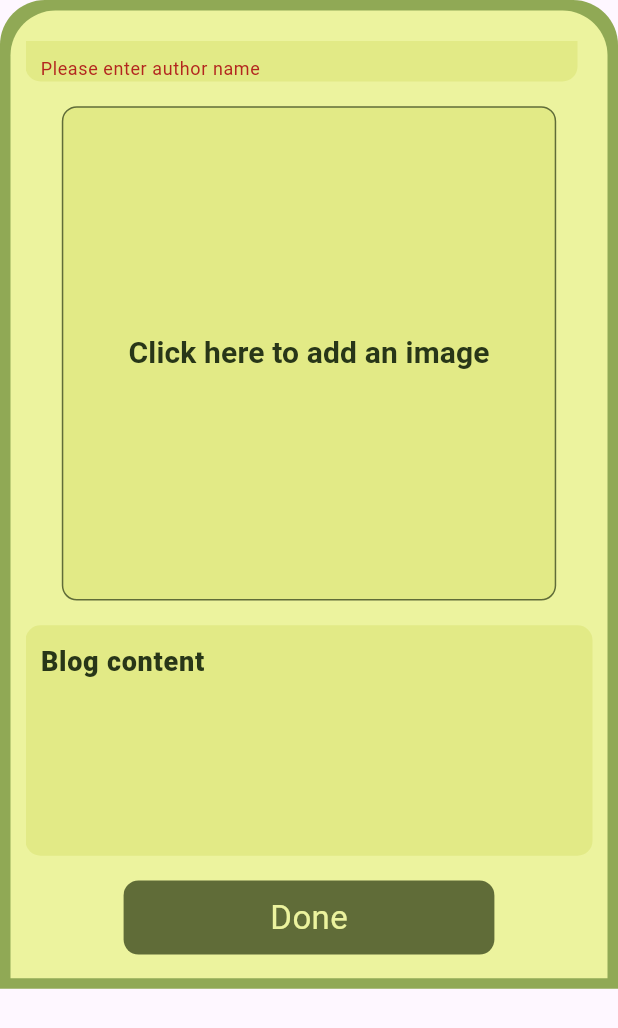
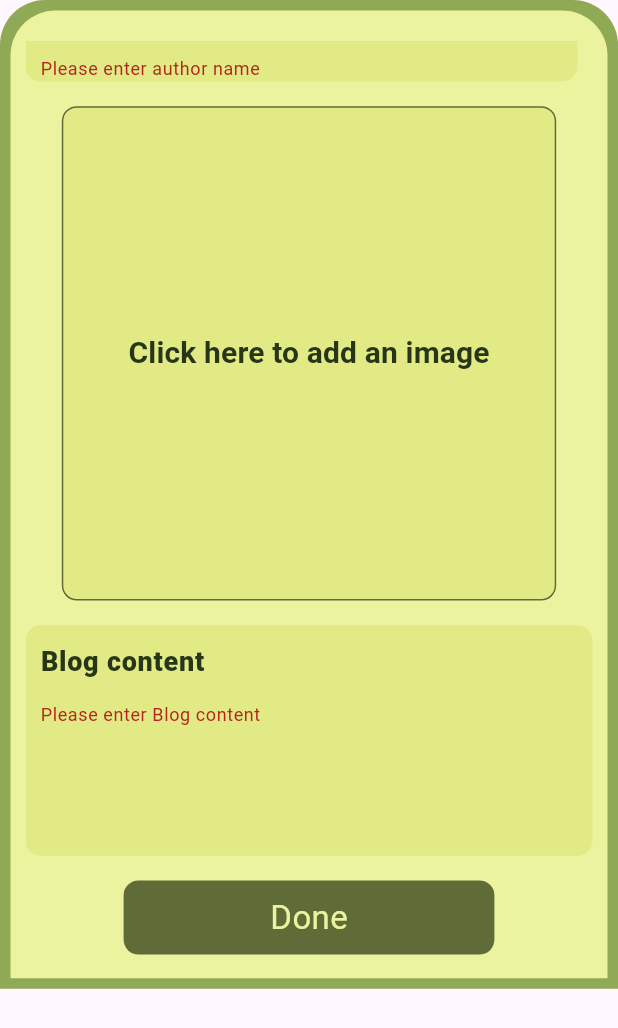
Before and after one commit to MuhammadBinArif/blog_flow_using_flutter, a Flutter app: the AddBlogBottomSheet widget shown alone on an empty page, opened directly, scrolled down 154 dp, after a tap on "Done", on a phone screen of 412 x 824 dp. Shown: the top 1028 px of the screen. Run offline on Flutter 3.47's test engine with Material 3 defaults, Android fonts, the phone set to English and light mode, and no system bars; our stand-ins replace cloud_firestore, firebase_core, flutter_rating_bar, image_picker; missing offline and left inert: cloudinary_flutter; accounts and stored records are empty.

```diff
--- a/lib/pages/image_picker_screen.dart
+++ b/lib/pages/image_picker_screen.dart
@@ -23,6 +23,7 @@ class _ImagePickerScreenState extends State<ImagePickerScreen> {
         setState(() {
           selectedImage = image;
         });
+        widget.onImageSelected?.call(selectedImage); // Call the callback
         Navigator.of(context).pop(); // Close the dialog
       }
     } catch (e) {
@@ -35,17 +36,6 @@ class _ImagePickerScreenState extends State<ImagePickerScreen> {
     }
   }
 
-  // Pick image from gallery
-  // Future<void> pickImageFromGallery() async {
-  //   final XFile? image = await _picker.pickImage(source: ImageSource.gallery);
-
-  //   if (image != null) {
-  //     setState(() {
-  //       _selectedImage = File(image.path);
-  //     });
-  //   }
-  // }
-
   // Method to pick image from gallery
   Future<void> _pickImageFromGallery() async {
     try {
@@ -54,6 +44,7 @@ class _ImagePickerScreenState extends State<ImagePickerScreen> {
         setState(() {
           selectedImage = image;
         });
+        widget.onImageSelected?.call(selectedImage); // Call the callback
         Navigator.of(context).pop(); // Close the dialog
       }
     } catch (e) {
@@ -65,17 +56,6 @@ class _ImagePickerScreenState extends State<ImagePickerScreen> {
       );
     }
   }
-
-  //  // Pick image from camera
-  // Future<void> pickImageFromCamera() async {
-  //   final XFile? image = await _picker.pickImage(source: ImageSource.camera);
-
-  //   if (image != null) {
-  //     setState(() {
-  //       _selectedImage = File(image.path);
-  //     });
-  //   }
-  // }
 
   // Method to show image picker dialog
   void _showImagePickerDialog() {
@@ -165,9 +145,6 @@ class _ImagePickerScreenState extends State<ImagePickerScreen> {
                 ),
               ),
             ),
-
-      // // When image is picked, call
-      // onImageSelectected?.call(selectedImage),
     );
   }
 }
--- a/lib/widgets/add_blog_bottom_sheet.dart
+++ b/lib/widgets/add_blog_bottom_sheet.dart
@@ -5,7 +5,7 @@ import 'package:blog_app_flutter/pages/image_helper.dart';
 import 'package:blog_app_flutter/pages/image_picker_screen.dart';
 import 'package:blog_app_flutter/providers/blog_provider.dart';
 import 'package:blog_app_flutter/widgets/form_field_bottom_sheet.dart';
-import 'package:blog_app_flutter/widgets/text_field_bottom_sheet.dart';
+import 'package:blog_app_flutter/widgets/blog_content_text_field_bottom_sheet.dart';
 import 'package:flutter/foundation.dart';
 import 'package:flutter/material.dart';
 import 'package:image_picker/image_picker.dart';
@@ -49,17 +49,23 @@ class _AddBlogBottomSheetState extends State<AddBlogBottomSheet> {
   }
 
   void _addToBlogList() async {
-    // Prevent double tap
-    if (_isLoading) return;
+    print("🔥 BUTTON WAS TAPPED! _isLoading = $_isLoading");
+    if (_isLoading) {
+      print("🔥 Button is disabled because _isLoading is true.");
+      return;
+    }
 
-    // Validate form
-    if (_formKey.currentState?.validate() ?? false) {
-      // Set loading state
+    print("🔥 About to call validate()");
+    bool isValid = _formKey.currentState?.validate() ?? false;
+    print("🔥 validate() returned: $isValid");
+
+    if (isValid) {
+      print("🔥 Form validation passed.");
       setState(() {
         _isLoading = true;
       });
 
-      // Show loading dialog
+      print("🔥 Showing loading dialog");
       showDialog(
         context: context,
         barrierDismissible: false,
@@ -68,9 +74,10 @@ class _AddBlogBottomSheetState extends State<AddBlogBottomSheet> {
       );
 
       try {
-        // ✅ CHECK FOR IMAGE
+        print("🔥 Checking for selected image");
         if (_selectedImage == null) {
-          Navigator.of(context).pop(); // Remove loading dialog
+          print("🔥 No image selected");
+          Navigator.of(context).pop();
           setState(() {
             _isLoading = false;
           });
@@ -85,12 +92,10 @@ class _AddBlogBottomSheetState extends State<AddBlogBottomSheet> {
 
         final provider = Provider.of<BlogProvider>(context, listen: false);
 
-        // ✅ UPLOAD IMAGE TO CLOUDINARY
-        print("Uploading image to Cloudinary...");
+        print("🔥 Uploading image to Cloudinary");
         String imageUrl = await provider.uploadImage(_selectedImage!);
-        print("Image uploaded. URL: $imageUrl");
+        print("🔥 Image uploaded. URL: $imageUrl");
 
-        // ✅ CREATE BLOG MODEL
         final uuid = Uuid();
         BlogModel newBlog = BlogModel(
           id: uuid.v4(),
@@ -101,15 +106,13 @@ class _AddBlogBottomSheetState extends State<AddBlogBottomSheet> {
           imagePath: imageUrl,
         );
 
-        print("Creating blog: ${newBlog.title}");
+        print("🔥 Creating blog: ${newBlog.title}");
+        await provider.addBlog(newBlog);
+        print("🔥 Blog saved to Firestore");
 
-        // ✅ SAVE TO FIRESTORE
-        await provider.addBlog(newBlog);
-        print("Blog saved to Firestore");
-
-        // ✅ SUCCESS - CLEAN UP
-        Navigator.of(context).pop(); // Remove loading dialog
-        Navigator.of(context).pop(); // Close bottom sheet
+        print("🔥 Cleaning up");
+        Navigator.of(context).pop();
+        Navigator.of(context).pop();
 
         ScaffoldMessenger.of(context).showSnackBar(
           SnackBar(
@@ -121,14 +124,10 @@ class _AddBlogBottomSheetState extends State<AddBlogBottomSheet> {
           ),
         );
 
-        // ✅ CLEAR FORM
         _clearForm();
       } catch (e) {
-        // ✅ ERROR HANDLING
-        print("Error in _addToBlogList: $e");
-
-        Navigator.of(context).pop(); // Remove loading dialog
-
+        print("🔥 Error in _addToBlogList: $e");
+        Navigator.of(context).pop();
         ScaffoldMessenger.of(context).showSnackBar(
           SnackBar(
             backgroundColor: Colors.red,
@@ -137,14 +136,12 @@ class _AddBlogBottomSheetState extends State<AddBlogBottomSheet> {
           ),
         );
       } finally {
-        // ✅ ALWAYS RESET LOADING STATE
         setState(() {
           _isLoading = false;
         });
       }
     } else {
-      // Form validation failed
-      print("Form validation failed");
+      print("🔥 Form validation failed");
     }
   }
 
@@ -266,7 +263,12 @@ class _AddBlogBottomSheetState extends State<AddBlogBottomSheet> {
                     ),
 
                   // Text field for blog content
-                  TextFieldBottomSheet(
+                  BlogContentTextFieldBottomSheet(
+                    validator: (value) =>
+                        _validateField(value, 'Blog content'), // Add validator
+                    onFieldSubmitted: (value) {
+                      _formKey.currentState?.validate();
+                    },
                     controller: _blogContentController,
                     hintText: "Blog content",
                   ),
--- a/lib/widgets/text_field_bottom_sheet.dart
+++ b/lib/widgets/blog_content_text_field_bottom_sheet.dart
@@ -1,12 +1,15 @@
 import 'package:flutter/material.dart';
 
-class TextFieldBottomSheet extends StatelessWidget {
+class BlogContentTextFieldBottomSheet extends StatelessWidget {
   final TextEditingController controller;
   final String hintText;
-  const TextFieldBottomSheet({
+  final String? Function(String?)? validator;
+  const BlogContentTextFieldBottomSheet({
     super.key,
     required this.controller,
     required this.hintText,
+    required this.validator,
+    required Null Function(dynamic value) onFieldSubmitted,
   });
 
   @override
@@ -23,7 +26,8 @@ class TextFieldBottomSheet extends StatelessWidget {
       child: SingleChildScrollView(
         child: Column(
           children: [
-            TextField(
+            TextFormField(
+              validator: validator,
               cursorColor: const Color(0xFF90a955),
               controller: controller,
               decoration: InputDecoration(
```
